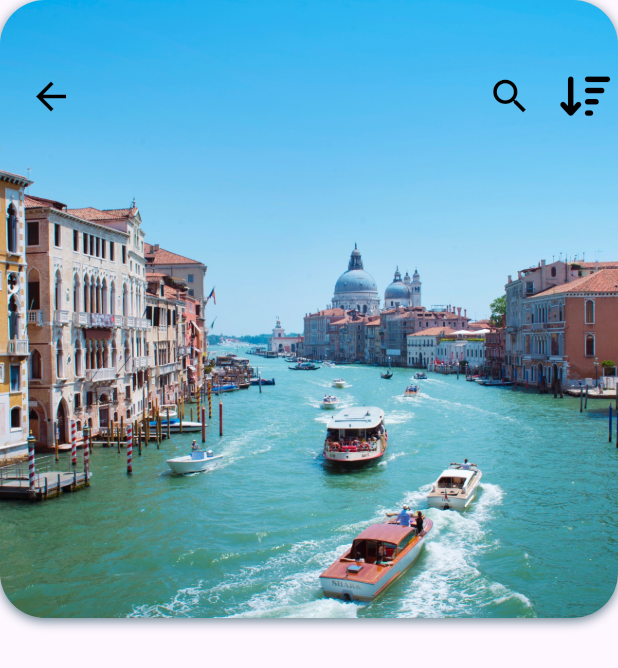
After one commit to irfanhabib19/Travel_appUI, a Flutter app: the screen it shows after launch, after a tap on an icon or button, on a phone screen of 412 x 824 dp. The commit adds this screen. Shown: the top 668 px of the screen. Run offline on Flutter 3.47's test engine with Material 3 defaults, Android fonts, the phone set to English and light mode, and no system bars; our stand-ins replace device_preview, font_awesome_flutter; missing offline and left inert: dart:ffi; network calls fail.

Commit message:
startDestinationScreen

```diff
--- /dev/null
+++ b/lib/Screenes/destination_screen.dart
@@ -0,0 +1,77 @@
+import 'package:flutter/material.dart';
+import 'package:font_awesome_flutter/font_awesome_flutter.dart';
+import 'package:travel_appui/models/destination_models.dart';
+
+class DestinationScreen extends StatefulWidget {
+  final Destination destination;
+  DestinationScreen({required this.destination});
+  @override
+  State<DestinationScreen> createState() => DestinationScreenState();
+}
+
+class DestinationScreenState extends State<DestinationScreen> {
+  @override
+  Widget build(BuildContext context) {
+    return Scaffold(
+      body: Column(
+        children: [
+          Stack(children: [
+            Container(
+              height: MediaQuery.of(context).size.width,
+              decoration: BoxDecoration(
+                  borderRadius: BorderRadius.circular(30),
+                  boxShadow: [
+                    BoxShadow(
+                        color: Colors.blueGrey,
+                        offset: Offset(0.0, 2.0),
+                        blurRadius: 6.0)
+                  ]),
+              child: ClipRRect(
+                borderRadius: BorderRadius.circular(30),
+                child: Image(
+                  image: AssetImage(widget.destination.imageUrl),
+                  fit: BoxFit.cover,
+                ),
+              ),
+            ),
+            Row(
+              mainAxisAlignment: MainAxisAlignment.spaceBetween,
+              children: [
+                Padding(
+                  padding: EdgeInsets.symmetric(vertical: 40, horizontal: 10),
+                  child: IconButton(
+                      onPressed: () {
+                        Navigator.pop(context);
+                      },
+                      icon: Icon(
+                        Icons.arrow_back,
+                        size: 30,
+                        color: Colors.black,
+                      )),
+                ),
+                Row(
+                  children: [
+                    IconButton(
+                        onPressed: () {},
+                        icon: Icon(
+                          Icons.search,
+                          size: 30,
+                          color: Colors.black,
+                        )),
+                    IconButton(
+                        onPressed: () {},
+                        icon: Icon(
+                          FontAwesomeIcons.sortAmountDown,
+                          size: 30,
+                          color: Colors.black,
+                        )),
+                  ],
+                )
+              ],
+            )
+          ]),
+        ],
+      ),
+    );
+  }
+}
--- a/lib/widgets/destinationCursor.dart
+++ b/lib/widgets/destinationCursor.dart
@@ -1,5 +1,8 @@
+import 'dart:ffi';
+
 import 'package:flutter/material.dart';
 import 'package:font_awesome_flutter/font_awesome_flutter.dart';
+import 'package:travel_appui/Screenes/destination_screen.dart';
 import 'package:travel_appui/models/destination_models.dart';
 
 class Destinationcursor extends StatelessWidget {
@@ -39,7 +42,15 @@ class Destinationcursor extends StatelessWidget {
               itemCount: destinations.length,
               itemBuilder: (BuildContext, index) {
                 Destination desti = destinations[index];
-                return Container(
+                return GestureDetector(
+                  onTap: () {
+                    Navigator.push(
+                        context,
+                        MaterialPageRoute(
+                            builder: (_) =>
+                                DestinationScreen(destination: desti)));
+                  },
+                  child: Container(
                       margin: EdgeInsets.all(10.0),
                       child: Container(
                         width: 210,
@@ -59,7 +70,8 @@ class Destinationcursor extends StatelessWidget {
                                   padding: const EdgeInsets.all(10.0),
                                   child: Column(
                                     mainAxisAlignment: MainAxisAlignment.end,
-                                  crossAxisAlignment: CrossAxisAlignment.start,
+                                    crossAxisAlignment:
+                                        CrossAxisAlignment.start,
                                     children: [
                                       Align(
                                         alignment: Alignment.bottomCenter,
@@ -148,7 +160,8 @@ class Destinationcursor extends StatelessWidget {
                             )
                           ],
                         ),
-                    ));
+                      )),
+                );
               }),
         )
       ],
```
Lines whose indentation alone changed are shown as unchanged.
